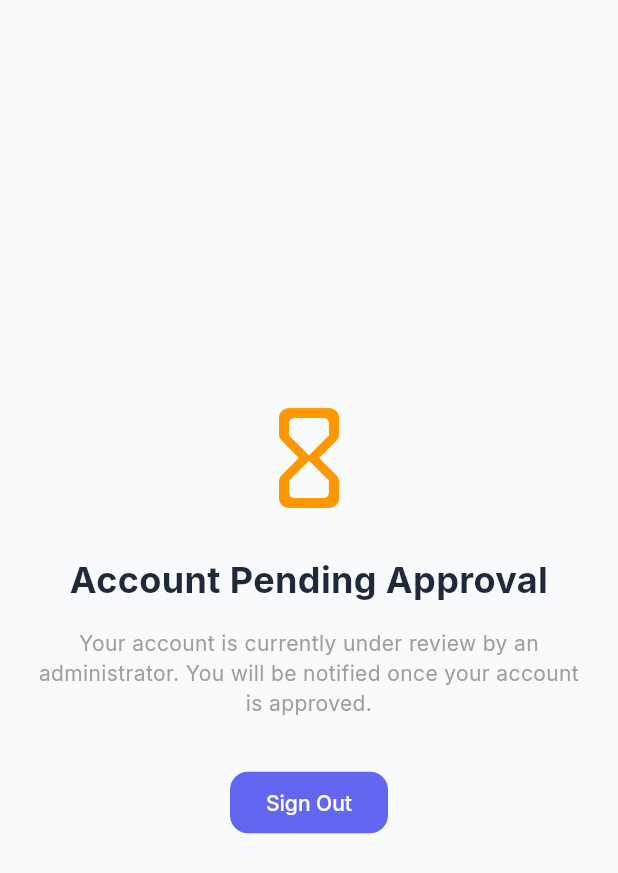
After one commit to Muhsin-Gun/app, a Flutter app: the WaitingApprovalScreen screen opened by its route, on a phone screen of 412 x 824 dp. The commit adds this screen. Shown: the top 873 px of the screen. Run offline on Flutter 3.47's test engine with Material 3 defaults, Android fonts, the phone set to English and light mode, and no system bars; our stand-ins replace cached_network_image, cloud_firestore, firebase_auth, firebase_core, fl_chart, flutter_animate and 8 more; accounts and stored records are empty; network calls fail.

Commit message:
fixing errors

```diff
--- /dev/null
+++ b/devtools_options.yaml
@@ -0,0 +1,3 @@
+description: This file stores settings for Dart & Flutter DevTools.
+documentation: https://docs.flutter.dev/tools/devtools/extensions#configure-extension-enablement-states
+extensions:
--- a/lib/features/admin/screens/employee_profile_screen.dart
+++ b/lib/features/admin/screens/employee_profile_screen.dart
@@ -34,6 +34,7 @@ class EmployeeProfileScreen extends StatelessWidget {
                     width: double.infinity,
                     height: double.infinity,
                     fit: BoxFit.cover,
+                    semanticLabel: 'Profile picture of ${employee.name}',
                   ),
                   Container(
                     decoration: BoxDecoration(
--- a/lib/features/auth/screens/signup_screen.dart
+++ b/lib/features/auth/screens/signup_screen.dart
@@ -161,10 +161,7 @@ class _SignupScreenState extends State<SignupScreen> {
             backgroundColor: Colors.green,
           ),
         );
-        AppRouter.navigateToDashboard(
-          context,
-          authProvider.userRole ?? 'client',
-        );
+        AppRouter.navigateToOnboarding(context);
       }
     } catch (e) {
       if (mounted)
--- /dev/null
+++ b/lib/features/auth/screens/waiting_approval_screen.dart
@@ -0,0 +1,54 @@
+import 'package:flutter/material.dart';
+import 'package:provider/provider.dart';
+import '../../../providers/auth_provider.dart';
+import '../../../routing/app_router.dart';
+
+class WaitingApprovalScreen extends StatelessWidget {
+  static const routeName = '/waiting-approval';
+
+  const WaitingApprovalScreen({super.key});
+
+  @override
+  Widget build(BuildContext context) {
+    return Scaffold(
+      body: Center(
+        child: Padding(
+          padding: const EdgeInsets.all(24.0),
+          child: Column(
+            mainAxisAlignment: MainAxisAlignment.center,
+            children: [
+              const Icon(
+                Icons.hourglass_empty_rounded,
+                size: 80,
+                color: Colors.orange,
+              ),
+              const SizedBox(height: 24),
+              const Text(
+                'Account Pending Approval',
+                style: TextStyle(
+                  fontSize: 24,
+                  fontWeight: FontWeight.bold,
+                ),
+                textAlign: TextAlign.center,
+              ),
+              const SizedBox(height: 16),
+              const Text(
+                'Your account is currently under review by an administrator. You will be notified once your account is approved.',
+                textAlign: TextAlign.center,
+                style: TextStyle(color: Colors.grey),
+              ),
+              const SizedBox(height: 32),
+              ElevatedButton(
+                onPressed: () {
+                  context.read<AuthProvider>().signOut();
+                  AppRouter.navigateToLogin(context);
+                },
+                child: const Text('Sign Out'),
+              ),
+            ],
+          ),
+        ),
+      ),
+    );
+  }
+}
--- a/lib/main.dart
+++ b/lib/main.dart
@@ -99,6 +99,7 @@ class ProMarketApp extends StatelessWidget {
     return AppRouter.getInitialRoute(
       isSignedIn: authProvider.isSignedIn,
       needsOnboarding: authProvider.needsOnboarding(),
+      isApproved: authProvider.isApproved,
       userRole: authProvider.userRole,
     );
   }
--- a/lib/models/user_model.dart
+++ b/lib/models/user_model.dart
@@ -10,6 +10,9 @@ class UserModel {
   final DateTime createdAt;
   final DateTime? updatedAt;
   final bool isActive;
+  final bool isEmailVerified;
+  final bool isApproved;
+  final bool profileCompleted;
   final Map<String, dynamic>? metadata;
 
   UserModel({
@@ -22,6 +25,9 @@ class UserModel {
     required this.createdAt,
     this.updatedAt,
     this.isActive = true,
+    this.isEmailVerified = false,
+    this.isApproved = false,
+    this.profileCompleted = false,
     this.metadata,
   });
 
@@ -37,6 +43,9 @@ class UserModel {
       'createdAt': Timestamp.fromDate(createdAt),
       'updatedAt': updatedAt != null ? Timestamp.fromDate(updatedAt!) : null,
       'isActive': isActive,
+      'isEmailVerified': isEmailVerified,
+      'isApproved': isApproved,
+      'profileCompleted': profileCompleted,
       'metadata': metadata,
     };
   }
@@ -53,6 +62,9 @@ class UserModel {
       createdAt: (map['createdAt'] as Timestamp?)?.toDate() ?? DateTime.now(),
       updatedAt: (map['updatedAt'] as Timestamp?)?.toDate(),
       isActive: map['isActive'] ?? true,
+      isEmailVerified: map['isEmailVerified'] ?? false,
+      isApproved: map['isApproved'] ?? false,
+      profileCompleted: map['profileCompleted'] ?? false,
       metadata: map['metadata'],
     );
   }
@@ -74,6 +86,9 @@ class UserModel {
     DateTime? createdAt,
     DateTime? updatedAt,
     bool? isActive,
+    bool? isEmailVerified,
+    bool? isApproved,
+    bool? profileCompleted,
     Map<String, dynamic>? metadata,
   }) {
     return UserModel(
@@ -86,6 +101,9 @@ class UserModel {
       createdAt: createdAt ?? this.createdAt,
       updatedAt: updatedAt ?? this.updatedAt,
       isActive: isActive ?? this.isActive,
+      isEmailVerified: isEmailVerified ?? this.isEmailVerified,
+      isApproved: isApproved ?? this.isApproved,
+      profileCompleted: profileCompleted ?? this.profileCompleted,
       metadata: metadata ?? this.metadata,
     );
   }
@@ -131,7 +149,7 @@ class UserModel {
 
   @override
   String toString() {
-    return 'UserModel(uid: $uid, name: $name, email: $email, role: $role, isActive: $isActive)';
+    return 'UserModel(uid: $uid, name: $name, email: $email, role: $role, isActive: $isActive, isApproved: $isApproved, profileCompleted: $profileCompleted)';
   }
 
   @override
@@ -144,7 +162,10 @@ class UserModel {
            other.role == role &&
            other.photoUrl == photoUrl &&
            other.phone == phone &&
-           other.isActive == isActive;
+           other.isActive == isActive &&
+           other.isEmailVerified == isEmailVerified &&
+           other.isApproved == isApproved &&
+           other.profileCompleted == profileCompleted;
   }
 
   @override
@@ -155,6 +176,9 @@ class UserModel {
            role.hashCode ^
            photoUrl.hashCode ^
            phone.hashCode ^
-           isActive.hashCode;
+           isActive.hashCode ^
+           isEmailVerified.hashCode ^
+           isApproved.hashCode ^
+           profileCompleted.hashCode;
   }
 }
--- a/lib/providers/auth_provider.dart
+++ b/lib/providers/auth_provider.dart
@@ -32,6 +32,8 @@ class AuthProvider extends ChangeNotifier {
   String? get userName => _userModel?.name ?? _firebaseUser?.displayName;
   String? get userEmail => _userModel?.email ?? _firebaseUser?.email;
   String? get userPhotoUrl => _userModel?.photoUrl ?? _firebaseUser?.photoURL;
+  bool get isApproved => _userModel?.isApproved ?? false;
+  bool get profileCompleted => _userModel?.profileCompleted ?? false;
 
   // Role checks
   bool get isAdmin => _userModel?.isAdmin ?? false;
@@ -478,7 +480,7 @@ class AuthProvider extends ChangeNotifier {
 
   // Check if user needs onboarding
   bool needsOnboarding() {
-    return _firebaseUser != null && _userModel == null;
+    return _firebaseUser != null && (_userModel == null || !_userModel!.profileCompleted);
   }
 
   // Complete onboarding by setting user role
--- a/lib/routing/app_router.dart
+++ b/lib/routing/app_router.dart
@@ -3,17 +3,20 @@ import '../core/app_config.dart';
 import '../features/auth/screens/login_screen.dart';
 import '../features/auth/screens/signup_screen.dart';
 import '../features/auth/onboarding_screen.dart';
+import '../features/auth/screens/waiting_approval_screen.dart';
 import '../features/auth/role_selector_screen.dart';
 import '../features/admin/admin_dashboard_screen.dart';
 import '../features/client/client_dashboard_screen.dart';
 import '../features/employee/employee_dashboard_screen.dart';
 import '../features/profile/screens/provider_profile_screen.dart';
 import '../features/chat/screens/chat_screen.dart';
+import '../core/widgets/role_guard.dart';
 
 class AppRouter {
   static const String loginRoute = '/LoginScreen';
   static const String signupRoute = '/SignupScreen';
   static const String onboardingRoute = '/onboarding';
+  static const String waitingApprovalRoute = '/waiting-approval';
   static const String roleSelectorRoute = '/role-selector';
   static const String adminDashboardRoute = '/admin-dashboard';
   static const String clientDashboardRoute = '/client-dashboard';
@@ -38,17 +41,38 @@ class AppRouter {
       case onboardingRoute:
         return _buildRoute(const OnboardingScreen(), settings);
 
+      case waitingApprovalRoute:
+        return _buildRoute(const WaitingApprovalScreen(), settings);
+
       case roleSelectorRoute:
         return _buildRoute(const RoleSelectorScreen(), settings);
 
       case adminDashboardRoute:
-        return _buildRoute(const AdminDashboardScreen(), settings);
+        return _buildRoute(
+          const RoleGuard(
+            allowedRole: 'admin',
+            child: AdminDashboardScreen(),
+          ),
+          settings,
+        );
 
       case clientDashboardRoute:
-        return _buildRoute(const ClientDashboardScreen(), settings);
+        return _buildRoute(
+          const RoleGuard(
+            allowedRole: 'client',
+            child: ClientDashboardScreen(),
+          ),
+          settings,
+        );
 
       case employeeDashboardRoute:
-        return _buildRoute(const EmployeeDashboardScreen(), settings);
+        return _buildRoute(
+          const RoleGuard(
+            allowedRole: 'employee',
+            child: EmployeeDashboardScreen(),
+          ),
+          settings,
+        );
 
       case '/provider-profile':
         final args = settings.arguments as String;
@@ -121,10 +145,15 @@ class AppRouter {
   static String getInitialRoute({
     required bool isSignedIn,
     required bool needsOnboarding,
+    required bool isApproved,
     String? userRole,
   }) {
     if (!isSignedIn) {
       return loginRoute;
+    }
+
+    if (!isApproved) {
+      return waitingApprovalRoute;
     }
 
     if (needsOnboarding) {
--- a/lib/services/auth_service.dart
+++ b/lib/services/auth_service.dart
@@ -149,6 +149,9 @@ class AuthService {
           role: role,
           photoUrl: userCredential.user!.photoURL,
           createdAt: DateTime.now(),
+          isEmailVerified: userCredential.user!.emailVerified,
+          isApproved: role == 'client', // Clients auto-approved, others need admin approval
+          profileCompleted: false,
         );
 
         await _firestoreService.createUser(userModel);
@@ -192,6 +195,9 @@ class AuthService {
           role: 'client', // Default role for new users
           photoUrl: user.photoURL,
           createdAt: DateTime.now(),
+          isEmailVerified: user.emailVerified,
+          isApproved: true, // Clients auto-approved
+          profileCompleted: false,
         );
 
         await _firestoreService.createUser(userModel);
```
Also changed, not shown: lib/core/widgets/role_guard.dart (added, +46 -0 lines), lib/widgets/custom_image_widget.dart (+6 -11 lines).
